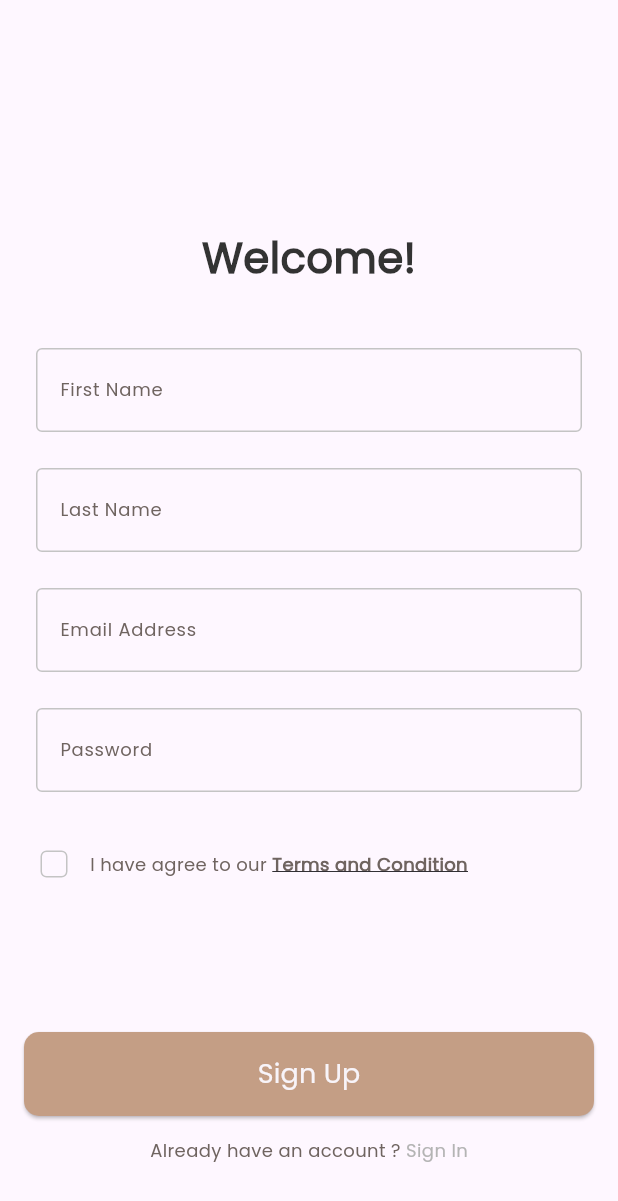
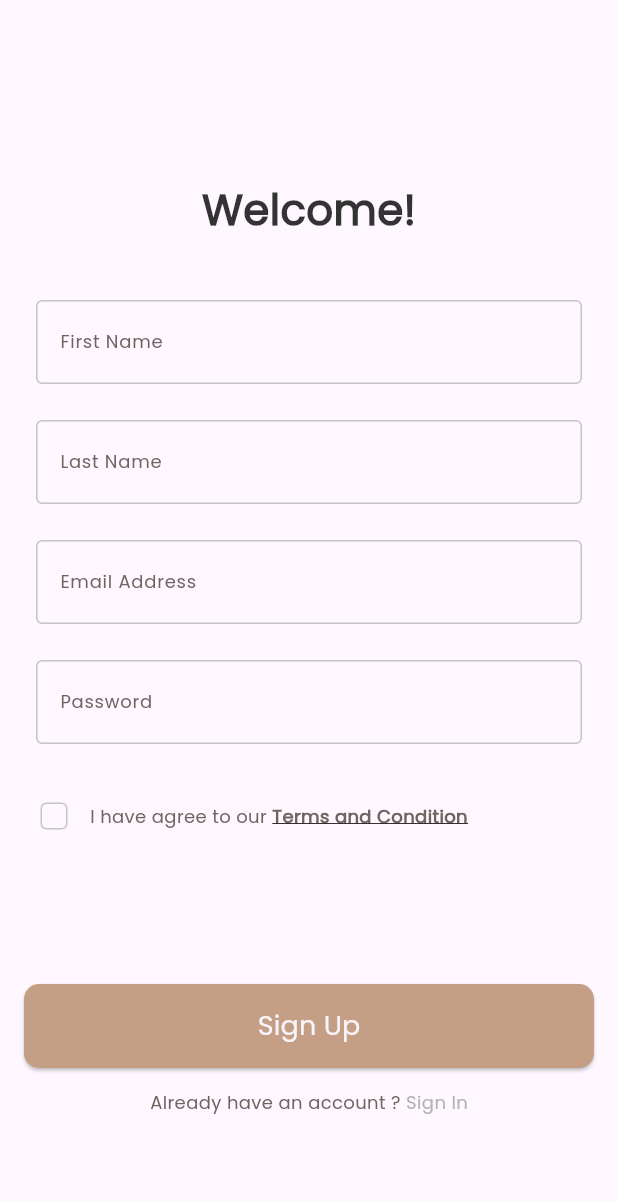
Before and after one commit to AhmedHaraza/Dalel-App, a Flutter app: the screen it shows after launch, after a tap on "Skip", on a phone screen of 412 x 824 dp. Shown: the top 1201 px of the screen. Run offline on Flutter 3.47's test engine with Material 3 defaults, Android fonts, the phone set to English and light mode, and no system bars; our stand-ins replace firebase_auth, firebase_core, flutter_bloc, get_it, shared_preferences, smooth_page_indicator; accounts and stored records are empty.

Commit message:
SingUp With email

```diff
--- a/lib/feature/auth/peresentation/auth_cubit/auth_cubit.dart
+++ b/lib/feature/auth/peresentation/auth_cubit/auth_cubit.dart
@@ -12,8 +12,8 @@ class AuthCubit extends Cubit<AuthState> {
   late String? password;
 
   void createUserWithEmailAndPassword() async {
+    emit(SingUpLoadingState());
     try {
-      emit(SingUpLoadingState());
       final credential =
           await FirebaseAuth.instance.createUserWithEmailAndPassword(
         email: emailAddress!,
--- a/lib/feature/auth/peresentation/views/sing_up_view.dart
+++ b/lib/feature/auth/peresentation/views/sing_up_view.dart
@@ -13,7 +13,7 @@ class SingUpView extends StatelessWidget {
       body: SafeArea(
         child: CustomScrollView(
           slivers: [
-            SliverToBoxAdapter(child: SizedBox(height: 152)),
+            SliverToBoxAdapter(child: SizedBox(height: 120)),
             SliverToBoxAdapter(child: WelcomeText(text: AppStrings.welcome)),
             SliverToBoxAdapter(child: SizedBox(height: 40)),
             SliverToBoxAdapter(child: CustomSingUPForm()),
--- a/lib/main.dart
+++ b/lib/main.dart
@@ -3,7 +3,6 @@ import 'package:dalel_app/core/database/cache/cache_helper.dart';
 import 'package:dalel_app/core/functions/Check_current_auth_state.dart';
 import 'package:dalel_app/core/service/service_locator.dart';
 import 'package:dalel_app/firebase_options.dart';
-import 'package:firebase_auth/firebase_auth.dart';
 import 'package:firebase_core/firebase_core.dart';
 import 'package:flutter/material.dart';
 
@@ -11,7 +10,6 @@ void main() async {
   WidgetsFlutterBinding.ensureInitialized();
   await Firebase.initializeApp(options: DefaultFirebaseOptions.currentPlatform);
    //! Check User in the Firebase
-  await FirebaseAuth.instance.useAuthEmulator('localhost', 9099);
   checkCurrentAuthState();
   setUpServiceLocator();
   await getIt<CacheHelper>().init();
```
Also changed, not shown: pubspec.lock, 3 other files.
